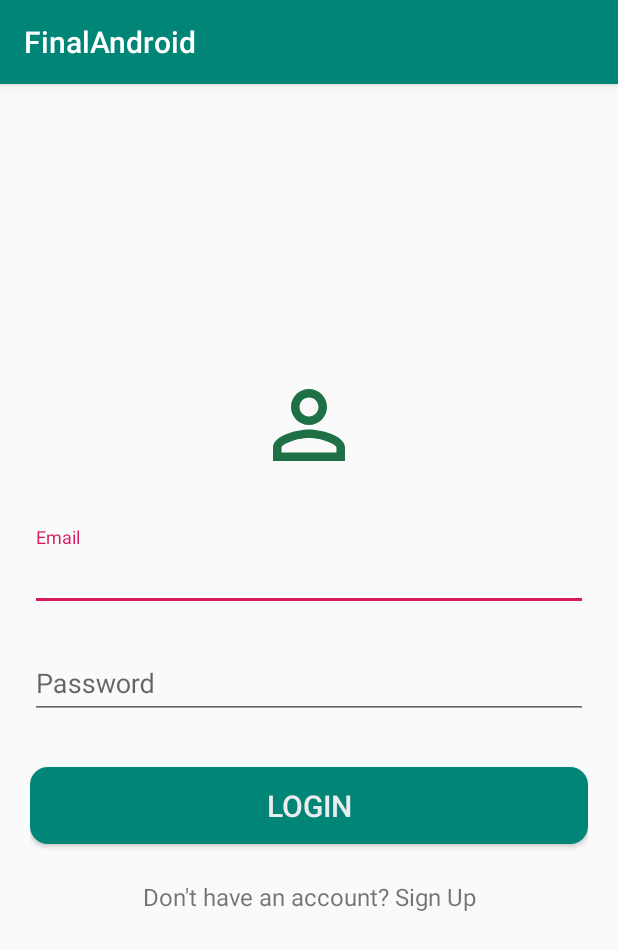
After one commit to sumanbhujel/finalandroid, an Android app: the LoginActivity screen opened directly, with no data from a screen before it, on a phone screen of 412 x 824 dp. The commit adds this screen. Shown: the top 950 px of the screen. Run offline under Robolectric (Android 15) with nearby library versions, the phone set to English and light mode, and no system bars.

Commit message:
LoginActivity added

```diff
--- a/app/build.gradle
+++ b/app/build.gradle
@@ -26,4 +26,7 @@ dependencies {
     testImplementation 'junit:junit:4.12'
     androidTestImplementation 'androidx.test.ext:junit:1.1.1'
     androidTestImplementation 'androidx.test.espresso:espresso-core:3.2.0'
+
+    implementation 'de.hdodenhof:circleimageview:3.1.0'
+    implementation 'com.google.android.material:material:1.1.0'
 }
--- a/app/src/main/AndroidManifest.xml
+++ b/app/src/main/AndroidManifest.xml
@@ -9,6 +9,7 @@
         android:roundIcon="@mipmap/ic_launcher_round"
         android:supportsRtl="true"
         android:theme="@style/AppTheme">
+        <activity android:name=".activities.LoginActivity"></activity>
         <activity android:name=".MainActivity">
             <intent-filter>
                 <action android:name="android.intent.action.MAIN" />
--- /dev/null
+++ b/app/src/main/java/com/stw300cem/finalandroid/activities/LoginActivity.java
@@ -0,0 +1,16 @@
+package com.stw300cem.finalandroid.activities;
+
+import androidx.appcompat.app.AppCompatActivity;
+
+import android.os.Bundle;
+
+import com.stw300cem.finalandroid.R;
+
+public class LoginActivity extends AppCompatActivity {
+
+    @Override
+    protected void onCreate(Bundle savedInstanceState) {
+        super.onCreate(savedInstanceState);
+        setContentView(R.layout.activity_login);
+    }
+}
--- /dev/null
+++ b/app/src/main/res/drawable-v24/bg_button.xml
@@ -0,0 +1,5 @@
+<?xml version="1.0" encoding="utf-8"?>
+<shape xmlns:android="http://schemas.android.com/apk/res/android">
+    <corners android:radius="12dp" />
+    <solid android:color="@color/colorPrimary" />
+</shape>
--- /dev/null
+++ b/app/src/main/res/drawable-v24/circleshape.xml
@@ -0,0 +1,6 @@
+<?xml version="1.0" encoding="utf-8"?>
+<shape android:shape="oval" xmlns:android="http://schemas.android.com/apk/res/android">
+    <solid android:color="@color/colorAccent"/>
+    <size android:width="60dp"/>
+    <size android:height="60dp"/>
+</shape>
--- /dev/null
+++ b/app/src/main/res/drawable-v24/ic_exit_to_app_black_24dp.xml
@@ -0,0 +1,5 @@
+<vector android:height="24dp" android:tint="#FFFFFF"
+    android:viewportHeight="24.0" android:viewportWidth="24.0"
+    android:width="24dp" xmlns:android="http://schemas.android.com/apk/res/android">
+    <path android:fillColor="#FF000000" android:pathData="M10.09,15.59L11.5,17l5,-5 -5,-5 -1.41,1.41L12.67,11H3v2h9.67l-2.58,2.59zM19,3H5c-1.11,0 -2,0.9 -2,2v4h2V5h14v14H5v-4H3v4c0,1.1 0.89,2 2,2h14c1.1,0 2,-0.9 2,-2V5c0,-1.1 -0.9,-2 -2,-2z"/>
+</vector>
--- /dev/null
+++ b/app/src/main/res/drawable-v24/ic_home_green_24dp.xml
@@ -0,0 +1,5 @@
+<vector android:height="24dp" android:tint="#FFFFFF"
+    android:viewportHeight="24.0" android:viewportWidth="24.0"
+    android:width="24dp" xmlns:android="http://schemas.android.com/apk/res/android">
+    <path android:fillColor="#FF000000" android:pathData="M10,20v-6h4v6h5v-8h3L12,3 2,12h3v8z"/>
+</vector>
--- /dev/null
+++ b/app/src/main/res/drawable-v24/ic_notifications_black_24dp.xml
@@ -0,0 +1,5 @@
+<vector android:height="24dp" android:tint="#FFFFFF"
+    android:viewportHeight="24.0" android:viewportWidth="24.0"
+    android:width="24dp" xmlns:android="http://schemas.android.com/apk/res/android">
+    <path android:fillColor="#FF000000" android:pathData="M12,22c1.1,0 2,-0.9 2,-2h-4c0,1.1 0.89,2 2,2zM18,16v-5c0,-3.07 -1.64,-5.64 -4.5,-6.32L13.5,4c0,-0.83 -0.67,-1.5 -1.5,-1.5s-1.5,0.67 -1.5,1.5v0.68C7.63,5.36 6,7.92 6,11v5l-2,2v1h16v-1l-2,-2z"/>
+</vector>
--- /dev/null
+++ b/app/src/main/res/drawable-v24/ic_person_outline_green_24dp.xml
@@ -0,0 +1,5 @@
+<vector android:height="24dp" android:tint="#207045"
+    android:viewportHeight="24.0" android:viewportWidth="24.0"
+    android:width="24dp" xmlns:android="http://schemas.android.com/apk/res/android">
+    <path android:fillColor="#FFFFFF" android:pathData="M12,5.9c1.16,0 2.1,0.94 2.1,2.1s-0.94,2.1 -2.1,2.1S9.9,9.16 9.9,8s0.94,-2.1 2.1,-2.1m0,9c2.97,0 6.1,1.46 6.1,2.1v1.1L5.9,18.1L5.9,17c0,-0.64 3.13,-2.1 6.1,-2.1M12,4C9.79,4 8,5.79 8,8s1.79,4 4,4 4,-1.79 4,-4 -1.79,-4 -4,-4zM12,13c-2.67,0 -8,1.34 -8,4v3h16v-3c0,-2.66 -5.33,-4 -8,-4z"/>
+</vector>
--- /dev/null
+++ b/app/src/main/res/layout/activity_login.xml
@@ -0,0 +1,71 @@
+<?xml version="1.0" encoding="utf-8"?>
+<LinearLayout xmlns:android="http://schemas.android.com/apk/res/android"
+    android:layout_width="match_parent"
+    android:layout_height="match_parent"
+    android:gravity="center"
+    android:orientation="vertical"
+    android:paddingLeft="20dp"
+    android:paddingRight="20dp">
+
+    <ImageView
+        android:layout_width="100dp"
+        android:layout_height="72dp"
+        android:layout_gravity="center_horizontal"
+        android:layout_marginBottom="24dp"
+        android:contentDescription="Logo"
+        android:src="@drawable/ic_person_outline_green_24dp" />
+
+    <!--  Email Label -->
+    <com.google.android.material.textfield.TextInputLayout
+        android:layout_width="match_parent"
+        android:layout_height="wrap_content"
+        android:layout_marginTop="8dp"
+        android:layout_marginBottom="8dp">
+
+        <EditText
+            android:id="@+id/inputEmail"
+            android:layout_width="match_parent"
+            android:layout_height="wrap_content"
+            android:autofillHints="suman"
+            android:hint="Email"
+            android:inputType="textEmailAddress" />
+    </com.google.android.material.textfield.TextInputLayout>
+
+    <!--  Password Label -->
+    <com.google.android.material.textfield.TextInputLayout
+        android:layout_width="match_parent"
+        android:layout_height="wrap_content"
+        android:layout_marginTop="8dp"
+        android:layout_marginBottom="8dp">
+
+        <EditText
+            android:id="@+id/inputPassword"
+            android:layout_width="match_parent"
+            android:layout_height="wrap_content"
+            android:autofillHints="suman"
+            android:hint="Password"
+            android:inputType="textPassword" />
+    </com.google.android.material.textfield.TextInputLayout>
+
+    <androidx.appcompat.widget.AppCompatButton
+        android:id="@+id/buttonLogin"
+        android:layout_width="match_parent"
+        android:layout_height="wrap_content"
+        android:layout_marginTop="24dp"
+        android:layout_marginBottom="24dp"
+        android:background="@drawable/bg_button"
+        android:padding="12dp"
+        android:text="Login"
+        android:textSize="20sp"
+        android:textColor="@color/colorWhite" />
+
+    <TextView
+        android:id="@+id/link_signup"
+        android:layout_width="match_parent"
+        android:layout_height="wrap_content"
+        android:layout_marginBottom="24dp"
+        android:gravity="center"
+        android:text="Don't have an account? Sign Up"
+        android:textSize="16sp" />
+
+</LinearLayout>
```
Also changed, not shown: app/src/main/res/drawable-v24/buttonstyle.xml (added, +10 -0 lines), app/src/main/res/drawable-v24/edittextborder.xml (added, +10 -0 lines), app/src/main/res/drawable-v24/ic_add_a_photo_black.xml (added, +9 -0 lines), app/src/main/res/drawable-v24/ic_add_a_photo_white.xml (added, +9 -0 lines), app/src/main/res/drawable-v24/ic_add_circle_outline_white.xml (added, +9 -0 lines), app/src/main/res/drawable-v24/ic_email_black_24dp.xml (added, +9 -0 lines), app/src/main/res/drawable-v24/ic_lock_outline_black_24dp.xml (added, +9 -0 lines), app/src/main/res/drawable-v24/ic_phone_android_black_24dp.xml (added, +9 -0 lines), app/src/main/res/values/colors.xml (+15 -0 lines).
